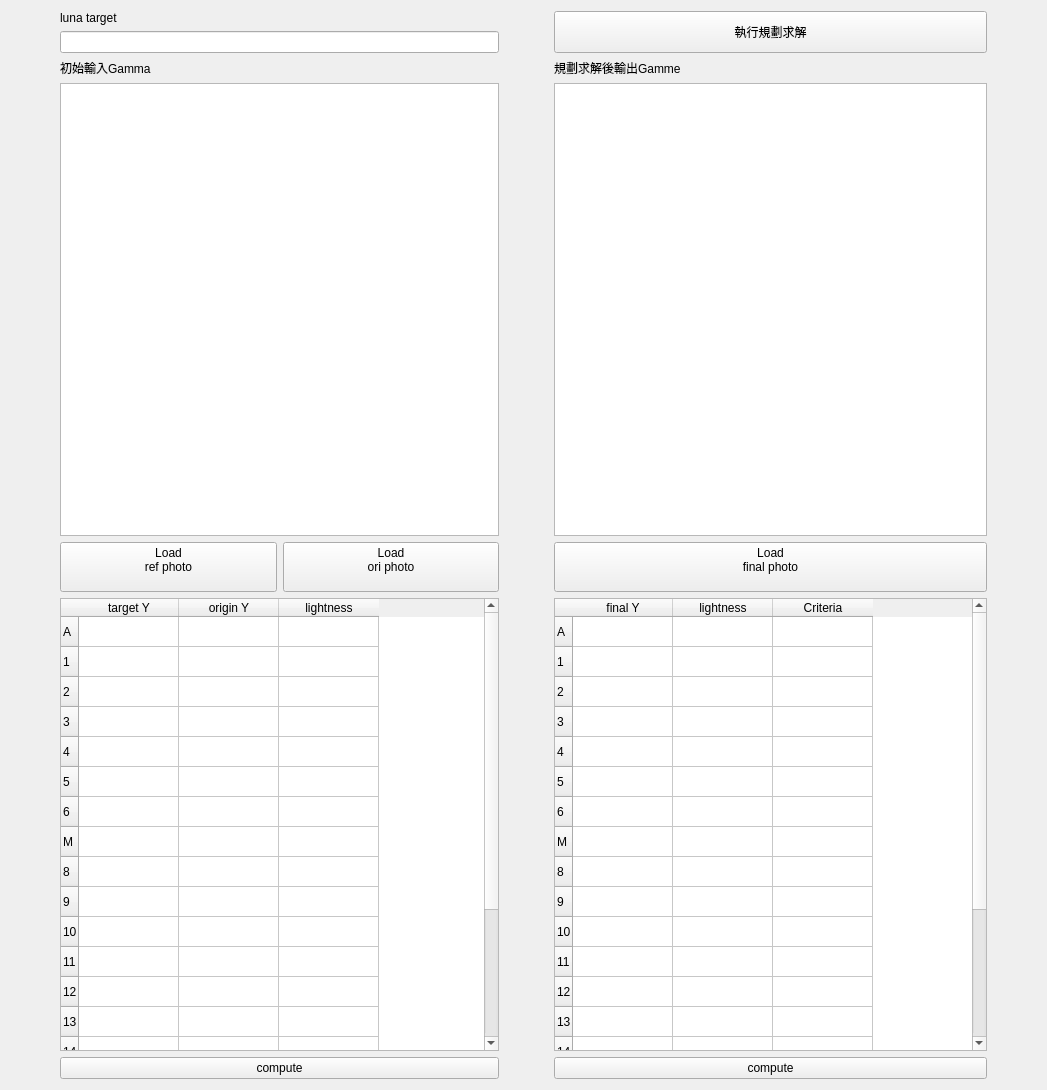
Qt form QUL/AEsimulator/stepChart/UI.ui (YuTing-Fang1999/FIH-tool) before a commit.
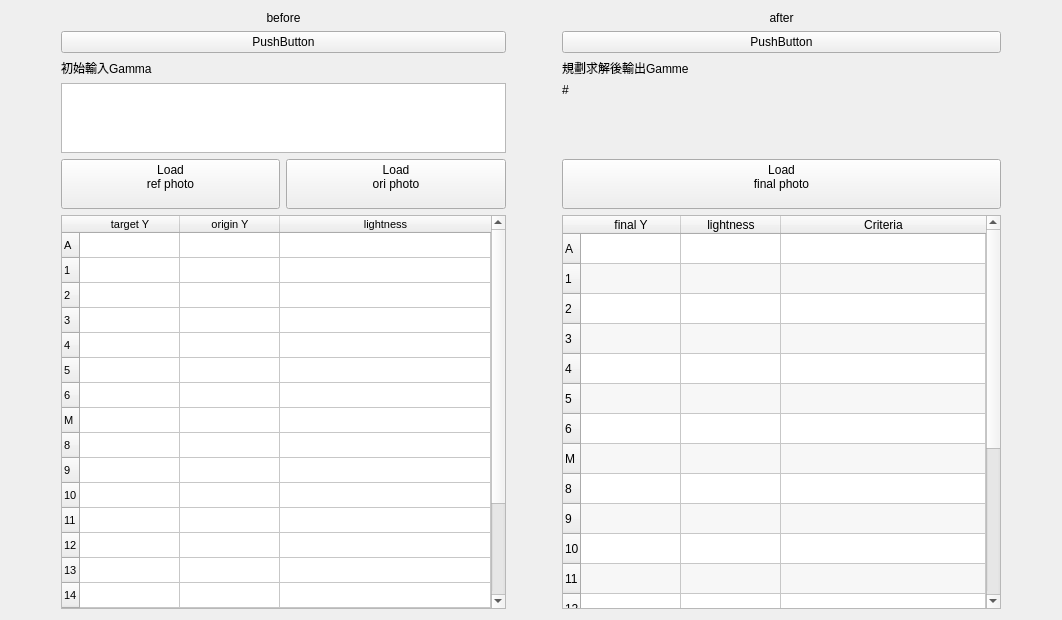
The same form after that commit.

Diff of the .ui file:
```diff
--- a/QUL/AEsimulator/stepChart/UI.ui
+++ b/QUL/AEsimulator/stepChart/UI.ui
@@ -6,8 +6,8 @@
    <rect>
     <x>0</x>
     <y>0</y>
-    <width>1047</width>
-    <height>1090</height>
+    <width>1062</width>
+    <height>620</height>
    </rect>
   </property>
   <property name="windowTitle">
@@ -15,13 +15,11 @@
   </property>
   <layout class="QVBoxLayout" name="verticalLayout">
    <item>
-    <layout class="QGridLayout" name="gridLayout" rowstretch="1,0,0,0,0,0,0" columnstretch="1,5,5,1,10,1">
-     <item row="4" column="4">
-      <widget class="QPushButton" name="pushButton_3">
+    <layout class="QGridLayout" name="gridLayout" rowstretch="1,1,1,1,1,10" columnstretch="1,5,5,1,10,1">
+     <item row="1" column="1" colspan="2">
+      <widget class="QPushButton" name="pushButton">
        <property name="text">
-        <string>Load
-final photo
-</string>
+        <string>PushButton</string>
        </property>
       </widget>
      </item>
@@ -34,30 +32,37 @@
         </sizepolicy>
        </property>
        <property name="text">
-        <string>luna target</string>
+        <string>before</string>
        </property>
+       <property name="alignment">
+        <set>Qt::AlignCenter</set>
+       </property>
       </widget>
      </item>
-     <item row="0" column="4" rowspan="2">
-      <widget class="QPushButton" name="pushButton_5">
-       <property name="sizePolicy">
-        <sizepolicy hsizetype="Minimum" vsizetype="Expanding">
-         <horstretch>0</horstretch>
-         <verstretch>0</verstretch>
-        </sizepolicy>
+     <item row="1" column="4">
+      <widget class="QPushButton" name="pushButton_2">
+       <property name="text">
+        <string>PushButton</string>
        </property>
+      </widget>
+     </item>
+     <item row="0" column="4">
+      <widget class="QLabel" name="label_7">
        <property name="text">
-        <string>執行規劃求解</string>
+        <string>after</string>
        </property>
+       <property name="alignment">
+        <set>Qt::AlignCenter</set>
+       </property>
       </widget>
      </item>
-     <item row="1" column="1" colspan="2">
-      <widget class="QLineEdit" name="lineEdit">
-       <property name="sizePolicy">
-        <sizepolicy hsizetype="Expanding" vsizetype="Minimum">
-         <horstretch>0</horstretch>
-         <verstretch>0</verstretch>
-        </sizepolicy>
+     <item row="3" column="4">
+      <widget class="QLabel" name="label_8">
+       <property name="text">
+        <string>#</string>
+       </property>
+       <property name="alignment">
+        <set>Qt::AlignLeading|Qt::AlignLeft|Qt::AlignTop</set>
        </property>
       </widget>
      </item>
@@ -74,25 +79,15 @@
        </property>
       </widget>
      </item>
-     <item row="2" column="4">
-      <widget class="QLabel" name="label_3">
-       <property name="sizePolicy">
-        <sizepolicy hsizetype="Preferred" vsizetype="Maximum">
-         <horstretch>0</horstretch>
-         <verstretch>0</verstretch>
-        </sizepolicy>
-       </property>
+     <item row="4" column="4">
+      <widget class="QPushButton" name="pushButton_3">
        <property name="text">
-        <string>規劃求解後輸出Gamme</string>
+        <string>Load
+final photo
+</string>
        </property>
       </widget>
      </item>
-     <item row="3" column="1" colspan="2">
-      <widget class="QTextEdit" name="textEdit"/>
-     </item>
-     <item row="3" column="4">
-      <widget class="QTextEdit" name="textEdit_2"/>
-     </item>
      <item row="4" column="1">
       <widget class="QPushButton" name="load_ref_btn">
        <property name="text">
@@ -102,6 +97,22 @@
        </property>
       </widget>
      </item>
+     <item row="3" column="1" colspan="2">
+      <widget class="QTextEdit" name="textEdit"/>
+     </item>
+     <item row="2" column="4">
+      <widget class="QLabel" name="label_3">
+       <property name="sizePolicy">
+        <sizepolicy hsizetype="Preferred" vsizetype="Maximum">
+         <horstretch>0</horstretch>
+         <verstretch>0</verstretch>
+        </sizepolicy>
+       </property>
+       <property name="text">
+        <string>規劃求解後輸出Gamme</string>
+       </property>
+      </widget>
+     </item>
      <item row="4" column="2">
       <widget class="QPushButton" name="load_ours_btn">
        <property name="text">
@@ -113,6 +124,38 @@
      </item>
      <item row="5" column="1" colspan="2">
       <widget class="QTableWidget" name="tableWidget">
+       <property name="sizePolicy">
+        <sizepolicy hsizetype="Preferred" vsizetype="Expanding">
+         <horstretch>0</horstretch>
+         <verstretch>0</verstretch>
+        </sizepolicy>
+       </property>
+       <property name="font">
+        <font>
+         <pointsize>8</pointsize>
+        </font>
+       </property>
+       <attribute name="horizontalHeaderCascadingSectionResizes">
+        <bool>false</bool>
+       </attribute>
+       <attribute name="horizontalHeaderDefaultSectionSize">
+        <number>100</number>
+       </attribute>
+       <attribute name="horizontalHeaderMinimumSectionSize">
+        <number>20</number>
+       </attribute>
+       <attribute name="horizontalHeaderShowSortIndicator" stdset="0">
+        <bool>false</bool>
+       </attribute>
+       <attribute name="horizontalHeaderStretchLastSection">
+        <bool>true</bool>
+       </attribute>
+       <attribute name="verticalHeaderDefaultSectionSize">
+        <number>25</number>
+       </attribute>
+       <attribute name="verticalHeaderMinimumSectionSize">
+        <number>25</number>
+       </attribute>
        <row>
         <property name="text">
          <string>A</string>
@@ -230,8 +273,82 @@
        </column>
       </widget>
      </item>
+     <item row="1" column="0">
+      <widget class="QLabel" name="label_5">
+       <property name="text">
+        <string/>
+       </property>
+      </widget>
+     </item>
+     <item row="1" column="3">
+      <widget class="QLabel" name="label_4">
+       <property name="text">
+        <string/>
+       </property>
+      </widget>
+     </item>
      <item row="5" column="4">
       <widget class="QTableWidget" name="tableWidget_2">
+       <property name="sizePolicy">
+        <sizepolicy hsizetype="Expanding" vsizetype="Expanding">
+         <horstretch>0</horstretch>
+         <verstretch>0</verstretch>
+        </sizepolicy>
+       </property>
+       <property name="contextMenuPolicy">
+        <enum>Qt::CustomContextMenu</enum>
+       </property>
+       <property name="layoutDirection">
+        <enum>Qt::LeftToRight</enum>
+       </property>
+       <property name="horizontalScrollBarPolicy">
+        <enum>Qt::ScrollBarAsNeeded</enum>
+       </property>
+       <property name="sizeAdjustPolicy">
+        <enum>QAbstractScrollArea::AdjustToContents</enum>
+       </property>
+       <property name="alternatingRowColors">
+        <bool>true</bool>
+       </property>
+       <property name="selectionMode">
+        <enum>QAbstractItemView::ExtendedSelection</enum>
+       </property>
+       <property name="horizontalScrollMode">
+        <enum>QAbstractItemView::ScrollPerItem</enum>
+       </property>
+       <property name="wordWrap">
+        <bool>true</bool>
+       </property>
+       <attribute name="horizontalHeaderVisible">
+        <bool>true</bool>
+       </attribute>
+       <attribute name="horizontalHeaderCascadingSectionResizes">
+        <bool>false</bool>
+       </attribute>
+       <attribute name="horizontalHeaderDefaultSectionSize">
+        <number>100</number>
+       </attribute>
+       <attribute name="horizontalHeaderHighlightSections">
+        <bool>true</bool>
+       </attribute>
+       <attribute name="horizontalHeaderMinimumSectionSize">
+        <number>100</number>
+       </attribute>
+       <attribute name="horizontalHeaderShowSortIndicator" stdset="0">
+        <bool>false</bool>
+       </attribute>
+       <attribute name="horizontalHeaderStretchLastSection">
+        <bool>true</bool>
+       </attribute>
+       <attribute name="verticalHeaderVisible">
+        <bool>true</bool>
+       </attribute>
+       <attribute name="verticalHeaderCascadingSectionResizes">
+        <bool>false</bool>
+       </attribute>
+       <attribute name="verticalHeaderStretchLastSection">
+        <bool>false</bool>
+       </attribute>
        <row>
         <property name="text">
          <string>A</string>
@@ -349,41 +466,13 @@
        </column>
       </widget>
      </item>
-     <item row="6" column="4">
-      <widget class="QPushButton" name="pushButton_4">
-       <property name="text">
-        <string>compute</string>
-       </property>
-      </widget>
-     </item>
-     <item row="0" column="5">
+     <item row="1" column="5">
       <widget class="QLabel" name="label_6">
        <property name="text">
         <string/>
        </property>
       </widget>
      </item>
-     <item row="0" column="3">
-      <widget class="QLabel" name="label_4">
-       <property name="text">
-        <string/>
-       </property>
-      </widget>
-     </item>
-     <item row="0" column="0">
-      <widget class="QLabel" name="label_5">
-       <property name="text">
-        <string/>
-       </property>
-      </widget>
-     </item>
-     <item row="6" column="1" colspan="2">
-      <widget class="QPushButton" name="compute_btn">
-       <property name="text">
-        <string>compute</string>
-       </property>
-      </widget>
-     </item>
     </layout>
    </item>
   </layout>
```
